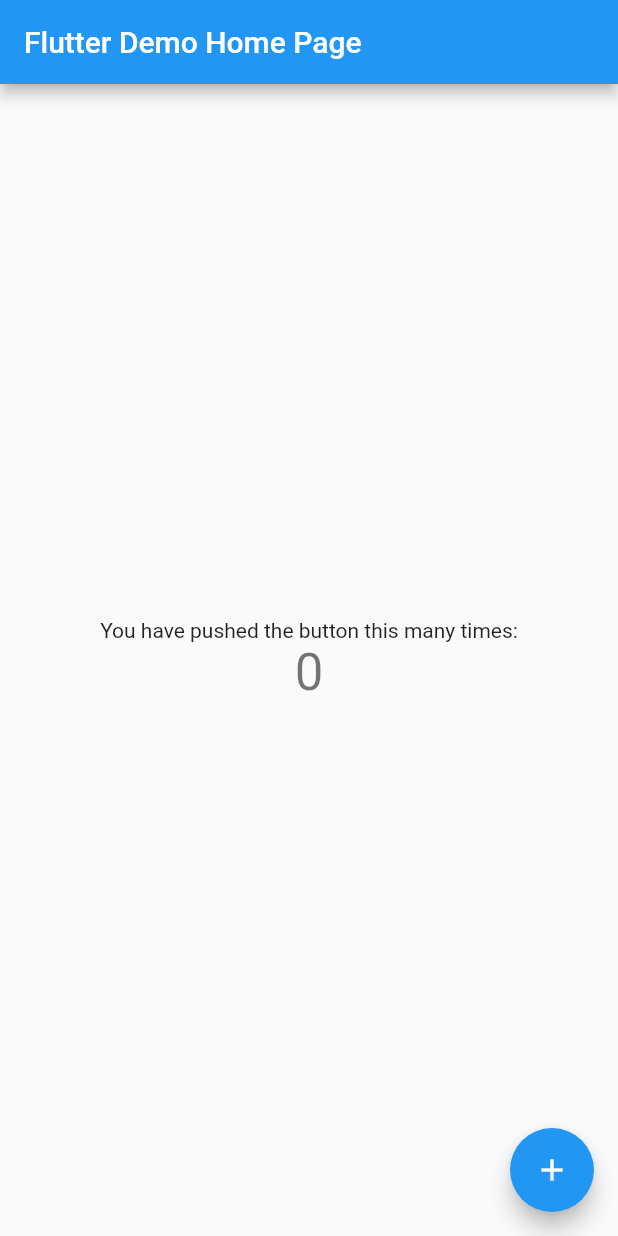
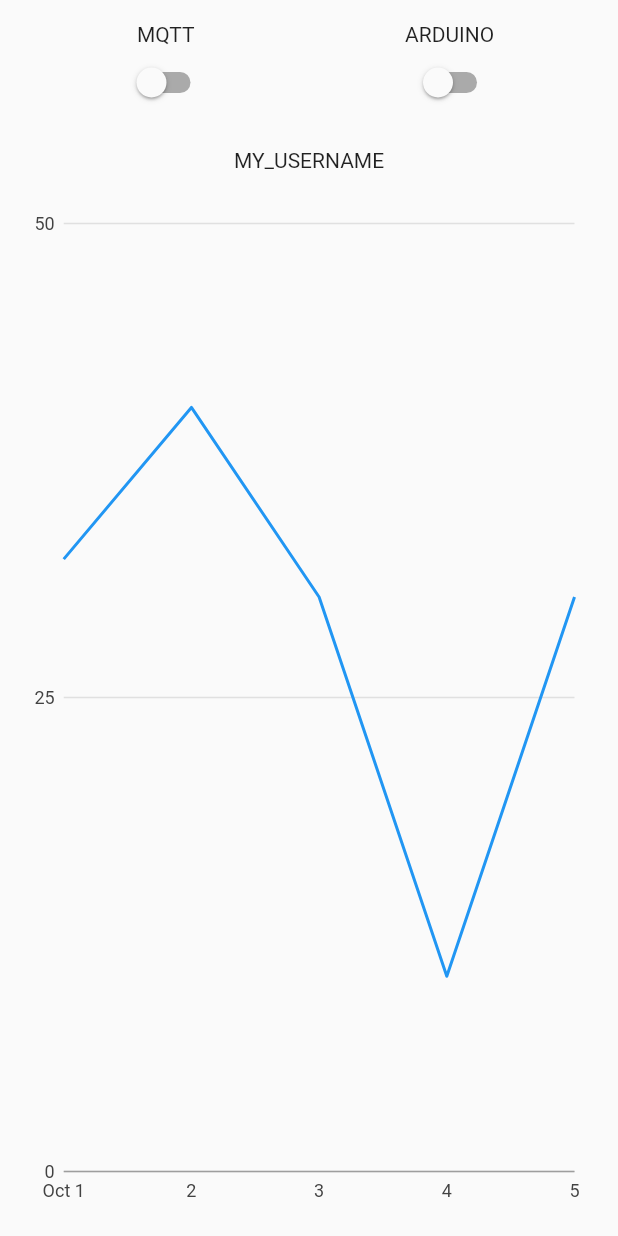
Before and after one commit to totoday72/ArduinoApp, a Flutter app: the screen it shows after launch, on a phone screen of 412 x 824 dp. Run offline on Flutter 3.47's test engine with Material 2 defaults, Android fonts, the phone set to English and light mode, and no system bars; our stand-ins replace charts_flutter, flutter_local_notifications; missing offline and left inert: dart:ffi, mqtt_client.

Commit message:
proeycto2 - agrega chart ejemplo

```diff
--- /dev/null
+++ b/Proyecto2/ed3App/lib/handler.dart
@@ -0,0 +1,40 @@
+class IHandler {
+  setNext(IHandler handler) {}
+  handle(Object request) {}
+}
+
+abstract class AbstracHandler implements IHandler {
+  IHandler next;
+
+  bool canHandle(Object request);
+  Object mainHandle(Object request);
+
+  @override
+  handle(Object request) {
+    if (canHandle(request)) {
+      return mainHandle(request);
+    }
+    if (next != null) {
+      return next.handle(request);
+    }
+    return null;
+  }
+
+  @override
+  setNext(IHandler handler) {
+    this.next = handler;
+    return handler;
+  }
+}
+
+class WaitingHandler extends AbstracHandler {
+  @override
+  bool canHandle(Object request) {
+    return request == "waiting";
+  }
+
+  @override
+  Object mainHandle(Object request) {
+    return request;
+  }
+}
--- a/Proyecto2/ed3App/lib/main.dart
+++ b/Proyecto2/ed3App/lib/main.dart
@@ -1,4 +1,11 @@
+import 'dart:convert';
+import 'dart:ffi';
+
 import 'package:flutter/material.dart';
+import 'package:mqtt_client/mqtt_client.dart';
+import 'package:mqtt_client/mqtt_server_client.dart';
+import './handler.dart';
+import 'package:charts_flutter/flutter.dart' as charts;
 
 void main() {
   runApp(MyApp());
@@ -9,7 +16,7 @@
   @override
   Widget build(BuildContext context) {
     return MaterialApp(
-      title: 'Flutter Demo',
+      title: 'ED3 App',
       theme: ThemeData(
         // This is the theme of your application.
         //
@@ -20,13 +27,13 @@
         // or simply save your changes to "hot reload" in a Flutter IDE).
         // Notice that the counter didn't reset back to zero; the application
         // is not restarted.
-        primarySwatch: Colors.blue,
+        primarySwatch: Colors.orange,
         // This makes the visual density adapt to the platform that you run
         // the app on. For desktop platforms, the controls will be smaller and
         // closer together (more dense) than on mobile platforms.
         visualDensity: VisualDensity.adaptivePlatformDensity,
       ),
-      home: MyHomePage(title: 'Flutter Demo Home Page'),
+      home: MyHomePage(title: 'ED3'),
     );
   }
 }
@@ -50,68 +57,202 @@
 }
 
 class _MyHomePageState extends State<MyHomePage> {
-  int _counter = 0;
+  var pp = new WaitingHandler();
 
-  void _incrementCounter() {
+  var isMqttConnected = false;
+  static const ARDUINO_TOPIC = "channels/1117472/subscribe/json";
+  final mqttChannels = {
+    ARDUINO_TOPIC: {
+      "conectado": false,
+      "nombre": "ARDUINO",
+      "campos": [
+        {"nombre": "Created at", "key": "created_at", "valor": null},
+        {"nombre": "Ubicación", "key": "field1", "valor": null},
+        {"nombre": "Estado", "key": "field2", "valor": null},
+        {"nombre": "Paquetes entregados", "key": "field3", "valor": 0},
+        {"nombre": "Obstaculos", "key": "field4", "valor": 0},
+        {"nombre": "Peso", "key": "field5", "valor": 0},
+        {"nombre": "Tiempo de entrega", "key": "field6", "valor": null},
+        {"nombre": "Tiempo de retorno", "key": "field7", "valor": null},
+      ],
+      "valor": null
+    }
+  };
+
+  static const MQTT_SERVER = "mqtt.thingspeak.com";
+  static const MQTT_CLIENT_ID = "movil_client";
+  static const MQTT_USER = "movil_user";
+  static const MQTT_KEY = "RXRMKFZ36GMDVRGB";
+
+  MqttServerClient client =
+      MqttServerClient.withPort(MQTT_SERVER, MQTT_CLIENT_ID, 1883);
+
+  void onMqttConnected() {
+    print("mqtt connected");
+
     setState(() {
-      // This call to setState tells the Flutter framework that something has
-      // changed in this State, which causes it to rerun the build method below
-      // so that the display can reflect the updated values. If we changed
-      // _counter without calling setState(), then the build method would not be
-      // called again, and so nothing would appear to happen.
-      _counter++;
+      isMqttConnected = true;
+    });
+  }
+
+  void onMqttDisconnected() {
+    print("mqtt disconnected");
+    setState(() {
+      isMqttConnected = false;
+    });
+  }
+
+  void onMqttSubscribed(to) {
+    setState(() {
+      this.mqttChannels[to]["conectado"] = true;
+    });
+  }
+
+  void onMqttUnsubscribed(to) {
+    setState(() {
+      this.mqttChannels[to]["conectado"] = false;
+    });
+
+    if (to == ARDUINO_TOPIC) {
+      List campos = this.mqttChannels[to]["campos"];
+      campos[0]["valor"] = null;
+      campos[1]["valor"] = "";
+      campos[2]["valor"] = "";
+      campos[3]["valor"] = "0";
+      campos[4]["valor"] = "0";
+      campos[5]["valor"] = "0";
+      campos[6]["valor"] = null;
+      campos[7]["valor"] = null;
+    }
+  }
+
+  void onMqttSubscribeFailed(to) {
+    print(to);
+  }
+
+  Function(bool) mqttTopicSubscription(String topic) {
+    return (val) {
+      if (val) {
+        this.client.subscribe(topic, MqttQos.atMostOnce);
+      } else {
+        this.client.unsubscribe(topic);
+      }
+    };
+  }
+
+  void onMqttMessageReceived(List<MqttReceivedMessage<MqttMessage>> c) {
+    final MqttPublishMessage message = c[0].payload;
+    final payload =
+        MqttPublishPayload.bytesToStringAsString(message.payload.message);
+
+    final topic = c[0].topic;
+    final localTopic = this.mqttChannels[topic];
+
+    switch (topic) {
+      // case ARDUINO_TOPIC:
+      //   break;
+      default:
+        print("${localTopic["nombre"]}: $payload");
+    }
+
+    setState(() {
+      localTopic["valor"] = payload;
     });
   }
 
   @override
   Widget build(BuildContext context) {
-    // This method is rerun every time setState is called, for instance as done
-    // by the _incrementCounter method above.
-    //
-    // The Flutter framework has been optimized to make rerunning build methods
-    // fast, so that you can just rebuild anything that needs updating rather
-    // than having to individually change instances of widgets.
     return Scaffold(
-      appBar: AppBar(
-        // Here we take the value from the MyHomePage object that was created by
-        // the App.build method, and use it to set our appbar title.
-        title: Text(widget.title),
-      ),
-      body: Center(
-        // Center is a layout widget. It takes a single child and positions it
-        // in the middle of the parent.
+      body: Padding(
+        padding: EdgeInsets.all(15),
         child: Column(
-          // Column is also a layout widget. It takes a list of children and
-          // arranges them vertically. By default, it sizes itself to fit its
-          // children horizontally, and tries to be as tall as its parent.
-          //
-          // Invoke "debug painting" (press "p" in the console, choose the
-          // "Toggle Debug Paint" action from the Flutter Inspector in Android
-          // Studio, or the "Toggle Debug Paint" command in Visual Studio Code)
-          // to see the wireframe for each widget.
-          //
-          // Column has various properties to control how it sizes itself and
-          // how it positions its children. Here we use mainAxisAlignment to
-          // center the children vertically; the main axis here is the vertical
-          // axis because Columns are vertical (the cross axis would be
-          // horizontal).
-          mainAxisAlignment: MainAxisAlignment.center,
-          children: <Widget>[
-            Text(
-              'You have pushed the button this many times:',
+          mainAxisAlignment: MainAxisAlignment.start,
+          children: [
+            Row(
+              children: [
+                Expanded(
+                    child: Column(
+                  children: [
+                    Text("MQTT"),
+                    Switch(
+                        value: this.isMqttConnected,
+                        onChanged: (to) async {
+                          try {
+                            if (to) {
+                              // client.logging(on: true);
+
+                              client.onConnected = this.onMqttConnected;
+                              client.onDisconnected = this.onMqttDisconnected;
+                              client.onSubscribed = this.onMqttSubscribed;
+                              client.onSubscribeFail =
+                                  this.onMqttSubscribeFailed;
+                              client.onUnsubscribed = this.onMqttUnsubscribed;
+                              final connMesage = MqttConnectMessage()
+                                  .authenticateAs(MQTT_USER, MQTT_KEY)
+                                  .withClientIdentifier(MQTT_CLIENT_ID)
+                                  .startClean();
+
+                              client.connectionMessage = connMesage;
+
+                              print("mqtt connecting...");
+                              await client.connect();
+                              // print(status);
+
+                              client.updates.listen(onMqttMessageReceived);
+                            } else {
+                              client.disconnect();
+                            }
+                          } catch (e) {
+                            print(e.toString());
+                          }
+                        }),
+                  ],
+                )),
+                Expanded(
+                    child: Column(children: [
+                  Text("ARDUINO "),
+                  Switch(
+                      value: this.mqttChannels[ARDUINO_TOPIC]["conectado"],
+                      onChanged: this.mqttTopicSubscription(ARDUINO_TOPIC)),
+                ]))
+              ],
             ),
-            Text(
-              '$_counter',
-              style: Theme.of(context).textTheme.headline4,
+            Padding(
+              padding: EdgeInsets.all(20),
+              child: Text("MY_USERNAME"),
             ),
+            Expanded(child: TemperaturaChart()),
           ],
         ),
       ),
-      floatingActionButton: FloatingActionButton(
-        onPressed: _incrementCounter,
-        tooltip: 'Increment',
-        child: Icon(Icons.add),
-      ), // This trailing comma makes auto-formatting nicer for build methods.
     );
   }
 }
+
+class TemperaturaRegistrada {
+  final DateTime fecha;
+  final double valor;
+  TemperaturaRegistrada(this.fecha, this.valor);
+}
+
+class TemperaturaChart extends StatelessWidget {
+  @override
+  Widget build(BuildContext context) {
+    return new charts.TimeSeriesChart(
+      [
+        new charts.Series<TemperaturaRegistrada, DateTime>(
+            id: "dd",
+            data: [
+              TemperaturaRegistrada(DateTime(2020, 10, 1), 32.3),
+              TemperaturaRegistrada(DateTime(2020, 10, 2), 40.3),
+              TemperaturaRegistrada(DateTime(2020, 10, 3), 30.3),
+              TemperaturaRegistrada(DateTime(2020, 10, 4), 10.3),
+              TemperaturaRegistrada(DateTime(2020, 10, 5), 30.3),
+            ],
+            domainFn: (TemperaturaRegistrada d, _) => d.fecha,
+            measureFn: (TemperaturaRegistrada d, _) => d.valor)
+      ],
+      animate: false,
+    );
+  }
+}
--- a/Proyecto2/ed3App/pubspec.yaml
+++ b/Proyecto2/ed3App/pubspec.yaml
@@ -24,6 +24,7 @@
   flutter:
     sdk: flutter
   mqtt_client: ^7.2.1
+  charts_flutter:
 
   # The following adds the Cupertino Icons font to your application.
   # Use with the CupertinoIcons class for iOS style icons.
```
Also changed, not shown: Proyecto2/ed3App/pubspec.lock.
